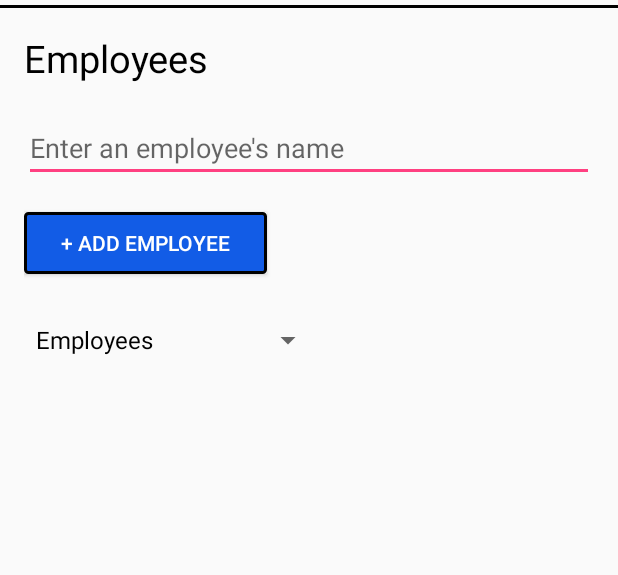
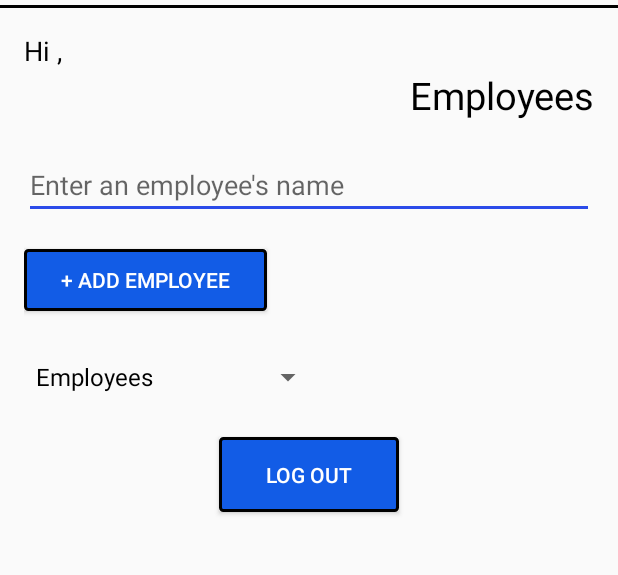
Before and after one commit to DanielJablonski/CSFair, an Android app: the EmployeeList screen opened directly, with no data from a screen before it, after a tap on "+ ADD EMPLOYEE", on a phone screen of 412 x 824 dp, the part 70-645 px from its top. Run offline under Robolectric (Android 15) with nearby library versions, the phone set to English and light mode, and no system bars; our stand-ins replace Firebase (no records; nobody signed in at launch, a user with empty details on screens opened directly).

Commit message:
Fixed the employee list activity and got it working for the most part except the list that is supposed to show up for the employer

```diff
--- a/DanielJablonskiCSFairEmployeeTracker/app/src/main/java/com/daniel/employeetracker/EmployeeList.java
+++ b/DanielJablonskiCSFairEmployeeTracker/app/src/main/java/com/daniel/employeetracker/EmployeeList.java
@@ -6,7 +6,10 @@ import android.util.Log;
 import android.view.View;
 import android.widget.ArrayAdapter;
 import android.widget.Button;
+import android.widget.EditText;
 import android.widget.Spinner;
+import android.widget.TextView;
+import android.widget.Toast;
 
 import com.google.firebase.auth.FirebaseAuth;
 import com.google.firebase.auth.FirebaseUser;
@@ -27,7 +30,12 @@ public class EmployeeList extends AppCompatActivity {
     FirebaseDatabase fireRef = FirebaseDatabase.getInstance();
     DatabaseReference ref = fireRef.getReference();
     Button addEmployee;
-    String user = FirebaseAuth.getInstance().getCurrentUser().getUid();
+    String user = FirebaseAuth.getInstance().getCurrentUser().getEmail().replace(".",",");
+    EditText emailOfEmployee;
+    DatabaseReference mRef;
+    String previousEmployee, employeeEmail;
+    DataSnapshot employeeNumber;
+    TextView displayName;
 
     @Override
     protected void onCreate(Bundle savedInstanceState) {
@@ -38,14 +46,17 @@ public class EmployeeList extends AppCompatActivity {
         items.add("Employees");
         ArrayAdapter<String> adapter = new ArrayAdapter<String>(EmployeeList.this, android.R.layout.simple_spinner_dropdown_item, items);
         dropdown.setAdapter(adapter);
+        emailOfEmployee = (EditText) findViewById(R.id.employeeEmail);
+        previousEmployee = "";
+        displayName = (TextView) findViewById(R.id.displayName);
+        displayName.setText("Hi " + FirebaseAuth.getInstance().getCurrentUser().getDisplayName() + ",");
         ref.child("employee").addListenerForSingleValueEvent(new ValueEventListener() {
             @Override
             public void onDataChange(DataSnapshot dataSnapshot) {
                 for(int i =0; i < dataSnapshot.getChildrenCount(); i++)
                 {
-//                    items.add(dataSnapshot.child("employee" + Integer.toString(i+1)).getValue().toString());
+//                    items.add(dataSnapshot.child(dataSnapshot.getChildren().toString().replace(",",".")));
                 }
-                Log.d("DONKEY", dataSnapshot.child("employee1").getValue().toString());
 
             }
 
@@ -59,19 +70,66 @@ public class EmployeeList extends AppCompatActivity {
         addEmployee.setOnClickListener(new View.OnClickListener() {
             @Override
             public void onClick(View v) {
-//                DatabaseReference ref = FirebaseDatabase.getInstance().getReference().child("employer").child(FirebaseAuth.getInstance().getCurrentUser().getUid());
-//                Map<String, Object> map = new HashMap<String, Object>();
-//                map.put("/" + + "/", FirebaseAuth.getInstance().getCurrentUser().getDisplayName());
-//                ref.updateChildren(map, new DatabaseReference.CompletionListener() {
-//                    @Override
-//                    public void onComplete(DatabaseError databaseError, DatabaseReference databaseReference) {
-//
-//                    }
-//                });
+                employeeEmail = emailOfEmployee.getText().toString();
+                mRef = FirebaseDatabase.getInstance().getReference().child("employer").child(FirebaseAuth.getInstance().getCurrentUser().getEmail().replace(".",","));
+                ref.addListenerForSingleValueEvent(new ValueEventListener() {
+                    @Override
+                    public void onDataChange(DataSnapshot dataSnapshot) {
+                        try {
+                            employeeNumber = dataSnapshot.child("employer").child(FirebaseAuth.getInstance().getCurrentUser().getEmail().replace(".",",")).child("employees");
+//                            System.out.println(dataSnapshot.child("employer").child(user).child("employees").child("employee" + String.valueOf(employeeNumber.getChildrenCount())).child("name").getValue().toString());
+                            if (dataSnapshot.child("employee").child(emailOfEmployee.getText().toString().replace(".", ",")).getValue().toString() != null) {
+
+                                DataSnapshot employee =dataSnapshot.child("employee").child(emailOfEmployee.getText().toString().replace(".", ","));
+                                Map<String, Object> map = new HashMap<String, Object>();
+                                map.put("/employees/" + employee.child("name").getValue().toString() + "/", toMap(employee.child("latitude"), employee.child("longitude")));
+                                mRef.updateChildren(map, new DatabaseReference.CompletionListener() {
+                                    @Override
+                                    public void onComplete(DatabaseError databaseError, DatabaseReference databaseReference) {
+
+                                    }
+                                });
+                                Log.d("Employee", employeeEmail);
+                                Log.d("EmployeePrevious", previousEmployee);
+                                if (!employeeEmail.equals(previousEmployee))
+                                {
+                                    items.add(dataSnapshot.child("employer").child(user).child("employees").getValue().toString());
+                                    Toast.makeText(EmployeeList.this, "Employee has been added", Toast.LENGTH_SHORT).show();
+                                    previousEmployee = emailOfEmployee.getText().toString();
+                                }
+                                else
+                                {
+                                    Toast.makeText(EmployeeList.this, "Employee already has been added", Toast.LENGTH_SHORT).show();
+                                }
+
+
+                            }
+
+                        }
+                        catch (Exception e) {
+                            Toast.makeText(EmployeeList.this, "User does not exist", Toast.LENGTH_SHORT).show();
+                            e.printStackTrace();
+                        }
+                    }
+
+                    @Override
+                    public void onCancelled(DatabaseError databaseError) {
+                        Log.d("DONKEY", "FAILED");
+                    }
+                });
+
             }
         });
 
     }
 
+    public Map<String, Object> toMap(DataSnapshot latitude, DataSnapshot longitude)
+    {
+        HashMap<String, Object> result = new HashMap<>();
+        result.put("latitude", latitude.getValue().toString());
+        result.put("longitude", longitude.getValue().toString());
+        return result;
+    }
+
 
 }
--- a/DanielJablonskiCSFairEmployeeTracker/app/src/main/java/com/daniel/employeetracker/EmployeeLoginActivity.java
+++ b/DanielJablonskiCSFairEmployeeTracker/app/src/main/java/com/daniel/employeetracker/EmployeeLoginActivity.java
@@ -180,10 +180,11 @@ public class EmployeeLoginActivity extends AppCompatActivity implements GoogleAp
                     alertWithMessage(providerString + " Sign-In Failed");
 
                 } else {
+                    String email = FirebaseAuth.getInstance().getCurrentUser().getEmail().replace(".",",");
                     alertWithMessage("Signed In As " + task.getResult().getUser().getDisplayName());
                     DatabaseReference ref = FirebaseDatabase.getInstance().getReference().child("employee");
                     Map<String, Object> map = new HashMap<String, Object>();
-                    map.put("/" + FirebaseAuth.getInstance().getCurrentUser().getUid()+ "/", toMap());
+                    map.put("/" + email+ "/", toMap());
                     ref.updateChildren(map, new DatabaseReference.CompletionListener() {
                         @Override
                         public void onComplete(DatabaseError databaseError, DatabaseReference databaseReference) {
--- a/DanielJablonskiCSFairEmployeeTracker/app/src/main/java/com/daniel/employeetracker/EmployerLoginActivity.java
+++ b/DanielJablonskiCSFairEmployeeTracker/app/src/main/java/com/daniel/employeetracker/EmployerLoginActivity.java
@@ -182,10 +182,11 @@ public class EmployerLoginActivity extends AppCompatActivity implements GoogleAp
                 if (!task.isSuccessful()) {
                     alertWithMessage(providerString + " Sign-In Failed");
                 } else {
+                    String email = FirebaseAuth.getInstance().getCurrentUser().getEmail().replace(".",",");
                     alertWithMessage("Signed In As " + task.getResult().getUser().getDisplayName());
                     DatabaseReference ref = FirebaseDatabase.getInstance().getReference().child("employer");
                     Map<String, Object> map = new HashMap<String, Object>();
-                    map.put("/" + FirebaseAuth.getInstance().getCurrentUser().getUid()+ "/", toMap());
+                    map.put("/" + email+ "/", toMap());
                     ref.updateChildren(map, new DatabaseReference.CompletionListener() {
                         @Override
                         public void onComplete(DatabaseError databaseError, DatabaseReference databaseReference) {
--- a/DanielJablonskiCSFairEmployeeTracker/app/src/main/java/com/daniel/employeetracker/MapsActivity.java
+++ b/DanielJablonskiCSFairEmployeeTracker/app/src/main/java/com/daniel/employeetracker/MapsActivity.java
@@ -53,6 +53,6 @@ public class MapsActivity extends FragmentActivity implements OnMapReadyCallback
         LatLng myLocation = new LatLng(latitude, longitude);
         mMap.addMarker(new MarkerOptions().position(myLocation).title("You"));
         mMap.moveCamera(CameraUpdateFactory.newLatLng(myLocation));
-        mMap.animateCamera(zoom);
+        mMap.moveCamera(zoom);
     }
 }
--- a/DanielJablonskiCSFairEmployeeTracker/app/src/main/res/layout/activity_employee_list.xml
+++ b/DanielJablonskiCSFairEmployeeTracker/app/src/main/res/layout/activity_employee_list.xml
@@ -40,7 +40,7 @@
     <LinearLayout
         android:id="@+id/activity_employee_list"
         android:layout_width="match_parent"
-        android:layout_height="match_parent"
+        android:layout_height="wrap_content"
         android:orientation="vertical"
         android:paddingBottom="@dimen/activity_vertical_margin"
         android:paddingLeft="@dimen/activity_horizontal_margin"
@@ -51,8 +51,16 @@
         <TextView
             android:layout_width="wrap_content"
             android:layout_height="wrap_content"
+            android:text=""
+            android:id="@+id/displayName"
+            android:textSize="18sp"
+            android:textColor="#000000" />
+        <TextView
+            android:layout_width="match_parent"
+            android:layout_height="wrap_content"
             android:text="Employees"
             tools:textStyle="bold"
+            android:textAlignment="textEnd"
             android:textSize="25sp"
             android:textColor="#000000" />
 
@@ -63,7 +71,7 @@
             android:hint="Enter an employee's name"
             android:layout_marginTop="20dp"
             android:ems="10"
-            android:id="@+id/editText" />
+            android:id="@+id/employeeEmail" />
 
         <Button
             android:text="+ Add employee"
@@ -85,4 +93,13 @@
         </Spinner>
 
     </LinearLayout>
+
+    <Button
+        android:layout_width="120dp"
+        android:layout_height="50dp"
+        android:background="@drawable/buttonshape"
+        android:text="Log out"
+        android:id="@+id/logOutBtn"
+        android:layout_gravity="center|bottom"
+        android:textColor="#ffffff"/>
 </LinearLayout>
--- a/DanielJablonskiCSFairEmployeeTracker/app/src/main/res/values/colors.xml
+++ b/DanielJablonskiCSFairEmployeeTracker/app/src/main/res/values/colors.xml
@@ -1,6 +1,6 @@
 <?xml version="1.0" encoding="utf-8"?>
 <resources>
-    <color name="colorPrimary">#3F51B5</color>
-    <color name="colorPrimaryDark">#303F9F</color>
-    <color name="colorAccent">#FF4081</color>
+    <color name="colorPrimary">#000000</color>
+    <color name="colorPrimaryDark">#000000</color>
+    <color name="colorAccent">#2b4be9</color>
 </resources>
```
Also changed, not shown: DanielJablonskiCSFairEmployeeTracker/app/src/main/java/com/daniel/employeetracker/CheckInActivity.java (+10 -15 lines), DanielJablonskiCSFairEmployeeTracker/app/src/main/java/com/daniel/employeetracker/MainActivity.java (+20 -1 lines).
